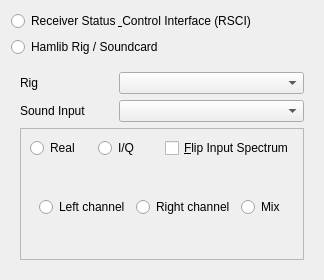
Before: the Qt Designer form dream/src/GUI-QT/receiverinputwidget.ui in mmjee/dream-patched, drawn with Qt 5.
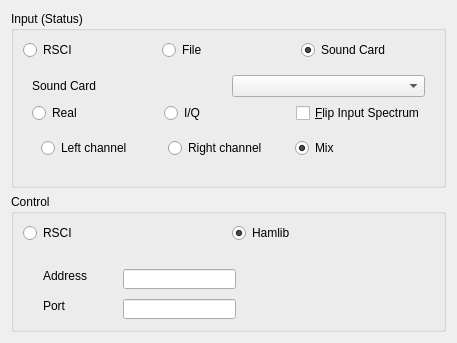
After: the same form once the commit is applied. The open tabs and pages were chosen to show the change.

What changed in the file:
```diff
--- a/dream/src/GUI-QT/receiverinputwidget.ui
+++ b/dream/src/GUI-QT/receiverinputwidget.ui
@@ -1,243 +1,262 @@
 <ui version="4.0" >
  <class>ReceiverInputWidget</class>
- <widget class="QWidget" name="ReceiverInputWidget" >
-  <property name="geometry" >
+ <widget class="QWidget" name="ReceiverInputWidget">
+  <property name="geometry">
    <rect>
     <x>0</x>
     <y>0</y>
-    <width>297</width>
-    <height>273</height>
+    <width>457</width>
+    <height>343</height>
    </rect>
   </property>
-  <property name="windowTitle" >
+  <property name="windowTitle">
    <string>Form</string>
   </property>
-  <layout class="QGridLayout" name="gridLayout_3" >
-   <item row="0" column="0" >
-    <widget class="QRadioButton" name="radioButtonRSCI" >
-     <property name="text" >
-      <string>Receiver Status &amp; Control Interface (RSCI)</string>
+  <layout class="QGridLayout" name="gridLayout_3">
+   <item row="0" column="0">
+    <widget class="QGroupBox" name="groupBox">
+     <property name="title">
+      <string>Input (Status)</string>
      </property>
-    </widget>
-   </item>
-   <item row="1" column="0" >
-    <widget class="QRadioButton" name="radioButtonLocal" >
-     <property name="text" >
-      <string>Hamlib Rig / Soundcard</string>
-     </property>
-    </widget>
-   </item>
-   <item row="2" column="0" >
-    <widget class="QStackedWidget" name="stackedWidgetLR" >
-     <property name="currentIndex" >
-      <number>1</number>
-     </property>
-     <widget class="QWidget" name="rsci" >
-      <layout class="QGridLayout" name="gridLayout_2" >
-       <item row="0" column="0" >
-        <widget class="QGroupBox" name="groupBoxStatus" >
-         <property name="title" >
-          <string>Status</string>
-         </property>
-         <layout class="QFormLayout" name="formLayout_2" >
-          <item row="0" column="0" >
-           <widget class="QLabel" name="labelgroup" >
-            <property name="text" >
-             <string>Multicast Group</string>
-            </property>
-            <property name="buddy" >
-             <cstring>lineEditGroup</cstring>
-            </property>
-           </widget>
+     <layout class="QGridLayout" name="gridLayout_2">
+      <item row="0" column="0">
+       <layout class="QHBoxLayout" name="horizontalLayout_8">
+        <item>
+         <widget class="QRadioButton" name="radioButtonRSCI">
+          <property name="text">
+           <string>RSCI</string>
+          </property>
+         </widget>
+        </item>
+        <item>
+         <widget class="QRadioButton" name="radioButtonFile">
+          <property name="text">
+           <string>File</string>
+          </property>
+         </widget>
+        </item>
+        <item>
+         <widget class="QRadioButton" name="radioButtonSoundCard">
+          <property name="text">
+           <string>Sound Card</string>
+          </property>
+          <property name="checked">
+           <bool>true</bool>
+          </property>
+         </widget>
+        </item>
+       </layout>
+      </item>
+      <item row="1" column="0">
+       <widget class="QStackedWidget" name="stackedWidgetStatus">
+        <property name="currentIndex">
+         <number>0</number>
+        </property>
+        <widget class="QWidget" name="pageSound">
+         <layout class="QGridLayout" name="gridLayout_9">
+          <item row="0" column="0">
+           <layout class="QHBoxLayout" name="horizontalLayout_6">
+            <item>
+             <widget class="QLabel" name="label_4">
+              <property name="text">
+               <string>Sound Card</string>
+              </property>
+             </widget>
+            </item>
+            <item>
+             <widget class="QComboBox" name="comboBoxSoundCard"/>
+            </item>
+           </layout>
           </item>
-          <item row="0" column="1" >
-           <widget class="QLineEdit" name="lineEditGroup" />
+          <item row="1" column="0">
+           <layout class="QHBoxLayout" name="horizontalLayout_5">
+            <item>
+             <widget class="QRadioButton" name="radioButtonRealCard">
+              <property name="text">
+               <string>Real</string>
+              </property>
+             </widget>
+            </item>
+            <item>
+             <widget class="QRadioButton" name="radioButtonIQCard">
+              <property name="text">
+               <string>I/Q</string>
+              </property>
+             </widget>
+            </item>
+            <item>
+             <widget class="QCheckBox" name="CheckBoxFlipSpecCard">
+              <property name="text">
+               <string>&amp;Flip Input Spectrum</string>
+              </property>
+             </widget>
+            </item>
+           </layout>
           </item>
-          <item row="1" column="0" >
-           <widget class="QLabel" name="labelsport" >
-            <property name="text" >
-             <string>Port</string>
-            </property>
-            <property name="buddy" >
-             <cstring>lineEditsport</cstring>
-            </property>
-           </widget>
+          <item row="2" column="0">
+           <layout class="QHBoxLayout" name="horizontalLayout_7"/>
           </item>
-          <item row="1" column="1" >
-           <widget class="QLineEdit" name="lineEditsport" />
-          </item>
-         </layout>
-        </widget>
-       </item>
-       <item row="1" column="0" >
-        <widget class="QGroupBox" name="groupBoxControl" >
-         <property name="title" >
-          <string>Control</string>
-         </property>
-         <layout class="QFormLayout" name="formLayout_3" >
-          <item row="0" column="0" >
-           <widget class="QLabel" name="labelHost" >
-            <property name="text" >
-             <string>Host</string>
+          <item row="3" column="0">
+           <widget class="QStackedWidget" name="stackedWidgetCard">
+            <property name="currentIndex">
+             <number>0</number>
             </property>
-            <property name="buddy" >
-             <cstring>lineEditHost</cstring>
-            </property>
+            <widget class="QWidget" name="pagereal">
+             <layout class="QGridLayout" name="gridLayout_7">
+              <item row="0" column="0">
+               <widget class="QRadioButton" name="radioButtonLeftCard">
+                <property name="text">
+                 <string>Left channel</string>
+                </property>
+               </widget>
+              </item>
+              <item row="0" column="1">
+               <widget class="QRadioButton" name="radioButtonRightCard">
+                <property name="text">
+                 <string>Right channel</string>
+                </property>
+               </widget>
+              </item>
+              <item row="0" column="2">
+               <widget class="QRadioButton" name="radioButtonMixCard">
+                <property name="text">
+                 <string>Mix</string>
+                </property>
+                <property name="checked">
+                 <bool>true</bool>
+                </property>
+               </widget>
+              </item>
+             </layout>
+            </widget>
+            <widget class="QWidget" name="pageiq">
+             <layout class="QGridLayout" name="gridLayout_8">
+              <item row="0" column="0">
+               <widget class="QRadioButton" name="radioButtonIQPosCard">
+                <property name="text">
+                 <string>Positive</string>
+                </property>
+               </widget>
+              </item>
+              <item row="0" column="1">
+               <widget class="QRadioButton" name="radioButtonIQNegCard">
+                <property name="text">
+                 <string>Negative</string>
+                </property>
+               </widget>
+              </item>
+              <item row="0" column="2">
+               <widget class="QCheckBox" name="checkBoxzifCard">
+                <property name="text">
+                 <string>Zero I/F</string>
+                </property>
+               </widget>
+              </item>
+             </layout>
+            </widget>
            </widget>
           </item>
-          <item row="0" column="1" >
-           <widget class="QLineEdit" name="lineEditHost" />
-          </item>
-          <item row="1" column="0" >
-           <widget class="QLabel" name="labelcport" >
-            <property name="text" >
-             <string>Port</string>
-            </property>
-            <property name="buddy" >
-             <cstring>lineEditcport</cstring>
-            </property>
-           </widget>
-          </item>
-          <item row="1" column="1" >
-           <widget class="QLineEdit" name="lineEditcport" />
-          </item>
          </layout>
         </widget>
-       </item>
-      </layout>
-     </widget>
-     <widget class="QWidget" name="hamlib_sound" >
-      <layout class="QGridLayout" name="gridLayout_5" >
-       <item row="0" column="0" >
-        <widget class="QLabel" name="labelRig" >
-         <property name="sizePolicy" >
-          <sizepolicy vsizetype="Preferred" hsizetype="Preferred" >
-           <horstretch>0</horstretch>
-           <verstretch>0</verstretch>
-          </sizepolicy>
-         </property>
-         <property name="text" >
-          <string>Rig</string>
-         </property>
-         <property name="buddy" >
-          <cstring>comboBoxRig</cstring>
-         </property>
-        </widget>
-       </item>
-       <item row="0" column="1" colspan="2" >
-        <widget class="QComboBox" name="comboBoxRig" >
-         <property name="sizePolicy" >
-          <sizepolicy vsizetype="Fixed" hsizetype="MinimumExpanding" >
-           <horstretch>0</horstretch>
-           <verstretch>0</verstretch>
-          </sizepolicy>
-         </property>
-        </widget>
-       </item>
-       <item row="1" column="0" >
-        <widget class="QLabel" name="labelSound" >
-         <property name="sizePolicy" >
-          <sizepolicy vsizetype="Preferred" hsizetype="Preferred" >
-           <horstretch>0</horstretch>
-           <verstretch>0</verstretch>
-          </sizepolicy>
-         </property>
-         <property name="text" >
-          <string>Sound Input</string>
-         </property>
-         <property name="buddy" >
-          <cstring>comboBoxSound</cstring>
-         </property>
-        </widget>
-       </item>
-       <item row="1" column="1" colspan="2" >
-        <widget class="QComboBox" name="comboBoxSound" />
-       </item>
-       <item row="2" column="0" colspan="3" >
-        <widget class="QFrame" name="soundInputFrame" >
-         <property name="minimumSize" >
-          <size>
-           <width>0</width>
-           <height>0</height>
-          </size>
-         </property>
-         <property name="frameShape" >
-          <enum>QFrame::StyledPanel</enum>
-         </property>
-         <property name="frameShadow" >
-          <enum>QFrame::Raised</enum>
-         </property>
-         <layout class="QGridLayout" name="gridLayout_6" >
-          <item row="0" column="0" >
-           <widget class="QRadioButton" name="radioButtonReal" >
-            <property name="text" >
-             <string>Real</string>
-            </property>
-           </widget>
+        <widget class="QWidget" name="pageFile">
+         <layout class="QGridLayout" name="gridLayout_6">
+          <item row="0" column="0">
+           <layout class="QHBoxLayout" name="horizontalLayout_3">
+            <item>
+             <widget class="QLabel" name="label_5">
+              <property name="text">
+               <string>File</string>
+              </property>
+             </widget>
+            </item>
+            <item>
+             <widget class="QLineEdit" name="lineEditFile"/>
+            </item>
+           </layout>
           </item>
-          <item row="0" column="1" >
-           <widget class="QRadioButton" name="radioButtonIQ" >
-            <property name="text" >
-             <string>I/Q</string>
-            </property>
-           </widget>
+          <item row="1" column="0">
+           <layout class="QHBoxLayout" name="horizontalLayout_2">
+            <item>
+             <widget class="QRadioButton" name="radioButtonIQFile">
+              <property name="text">
+               <string>I/Q</string>
+              </property>
+             </widget>
+            </item>
+            <item>
+             <widget class="QRadioButton" name="radioButtonRealFile">
+              <property name="text">
+               <string>Real</string>
+              </property>
+              <property name="checked">
+               <bool>true</bool>
+              </property>
+             </widget>
+            </item>
+            <item>
+             <widget class="QCheckBox" name="CheckBoxFlipSpecFile">
+              <property name="text">
+               <string>&amp;Flip Input Spectrum</string>
+              </property>
+             </widget>
+            </item>
+           </layout>
           </item>
-          <item row="0" column="2" >
-           <widget class="QCheckBox" name="CheckBoxFlipSpec" >
-            <property name="text" >
-             <string>&amp;Flip Input Spectrum</string>
+          <item row="2" column="0">
+           <widget class="QStackedWidget" name="stackedWidgetFile">
+            <property name="currentIndex">
+             <number>0</number>
             </property>
-           </widget>
-          </item>
-          <item row="1" column="0" colspan="3" >
-           <widget class="QStackedWidget" name="stackedWidgetip" >
-            <property name="currentIndex" >
-             <number>1</number>
-            </property>
-            <widget class="QWidget" name="pagereal" >
-             <layout class="QGridLayout" name="gridLayout" >
-              <item row="0" column="0" >
-               <widget class="QRadioButton" name="radioButtonLeft" >
-                <property name="text" >
+            <widget class="QWidget" name="pagerealFile">
+             <layout class="QGridLayout" name="gridLayout_10">
+              <item row="0" column="0">
+               <widget class="QRadioButton" name="radioButtonLeftFile">
+                <property name="text">
                  <string>Left channel</string>
                 </property>
                </widget>
               </item>
-              <item row="0" column="1" >
-               <widget class="QRadioButton" name="radioButtonRight" >
-                <property name="text" >
+              <item row="0" column="1">
+               <widget class="QRadioButton" name="radioButtonRightFile">
+                <property name="text">
                  <string>Right channel</string>
                 </property>
                </widget>
               </item>
-              <item row="0" column="2" >
-               <widget class="QRadioButton" name="radioButtonMix" >
-                <property name="text" >
+              <item row="0" column="2">
+               <widget class="QRadioButton" name="radioButtonMixFile">
+                <property name="text">
                  <string>Mix</string>
                 </property>
+                <property name="checked">
+                 <bool>true</bool>
+                </property>
                </widget>
               </item>
              </layout>
             </widget>
-            <widget class="QWidget" name="pageiq" >
-             <layout class="QGridLayout" name="gridLayout_4" >
-              <item row="0" column="0" >
-               <widget class="QRadioButton" name="radioButtonIQPos" >
-                <property name="text" >
+            <widget class="QWidget" name="pageiqFile">
+             <layout class="QGridLayout" name="gridLayout_11">
+              <item row="0" column="0">
+               <widget class="QRadioButton" name="radioButtonIQPosFile">
+                <property name="text">
                  <string>Positive</string>
                 </property>
+                <property name="checked">
+                 <bool>true</bool>
+                </property>
                </widget>
               </item>
-              <item row="0" column="1" >
-               <widget class="QRadioButton" name="radioButtonIQNeg" >
-                <property name="text" >
+              <item row="0" column="1">
+               <widget class="QRadioButton" name="radioButtonIQNegFile">
+                <property name="text">
                  <string>Negative</string>
                 </property>
                </widget>
               </item>
-              <item row="0" column="2" >
-               <widget class="QCheckBox" name="checkBoxzif" >
-                <property name="text" >
+              <item row="0" column="2">
+               <widget class="QCheckBox" name="checkBoxzifFile">
+                <property name="text">
                  <string>Zero I/F</string>
                 </property>
                </widget>
@@ -248,9 +267,170 @@
           </item>
          </layout>
         </widget>
-       </item>
-      </layout>
-     </widget>
+        <widget class="QWidget" name="pageRSCIStatus">
+         <layout class="QGridLayout" name="gridLayout_5">
+          <item row="0" column="0">
+           <widget class="QRadioButton" name="radioButton">
+            <property name="text">
+             <string>UDP</string>
+            </property>
+            <property name="checked">
+             <bool>true</bool>
+            </property>
+           </widget>
+          </item>
+          <item row="0" column="1" rowspan="2">
+           <layout class="QGridLayout" name="gridLayout_4">
+            <item row="0" column="0">
+             <widget class="QLabel" name="label_7">
+              <property name="text">
+               <string>Address</string>
+              </property>
+             </widget>
+            </item>
+            <item row="0" column="1">
+             <widget class="QLineEdit" name="lineEditStatusAddress"/>
+            </item>
+            <item row="1" column="0">
+             <widget class="QLabel" name="label_6">
+              <property name="text">
+               <string>Port</string>
+              </property>
+             </widget>
+            </item>
+            <item row="1" column="1">
+             <widget class="QLineEdit" name="lineEditStatusPort"/>
+            </item>
+           </layout>
+          </item>
+          <item row="1" column="0">
+           <widget class="QRadioButton" name="radioButton_2">
+            <property name="text">
+             <string>TCP</string>
+            </property>
+           </widget>
+          </item>
+          <item row="2" column="0">
+           <widget class="QRadioButton" name="radioButton_3">
+            <property name="text">
+             <string>HTTP</string>
+            </property>
+           </widget>
+          </item>
+         </layout>
+        </widget>
+       </widget>
+      </item>
+     </layout>
+    </widget>
+   </item>
+   <item row="1" column="0">
+    <widget class="QGroupBox" name="groupBox_2">
+     <property name="title">
+      <string>Control</string>
+     </property>
+     <layout class="QGridLayout" name="gridLayout">
+      <item row="0" column="0">
+       <layout class="QHBoxLayout" name="horizontalLayout_9">
+        <item>
+         <widget class="QRadioButton" name="radioButtonRSCIControl">
+          <property name="text">
+           <string>RSCI</string>
+          </property>
+         </widget>
+        </item>
+        <item>
+         <widget class="QRadioButton" name="radioButtonHamlib">
+          <property name="text">
+           <string>Hamlib</string>
+          </property>
+          <property name="checked">
+           <bool>true</bool>
+          </property>
+         </widget>
+        </item>
+       </layout>
+      </item>
+      <item row="1" column="0">
+       <widget class="QStackedWidget" name="stackedWidgetControl">
+        <property name="currentIndex">
+         <number>0</number>
+        </property>
+        <widget class="QWidget" name="pageHamlib">
+         <widget class="QWidget" name="layoutWidget">
+          <property name="geometry">
+           <rect>
+            <x>10</x>
+            <y>30</y>
+            <width>97</width>
+            <height>22</height>
+           </rect>
+          </property>
+          <layout class="QHBoxLayout" name="horizontalLayout">
+           <item>
+            <widget class="QLabel" name="label">
+             <property name="text">
+              <string>Rig</string>
+             </property>
+            </widget>
+           </item>
+           <item>
+            <widget class="QComboBox" name="comboBoxRig"/>
+           </item>
+          </layout>
+         </widget>
+        </widget>
+        <widget class="QWidget" name="pageRSCIControl">
+         <widget class="QLabel" name="label_2">
+          <property name="geometry">
+           <rect>
+            <x>20</x>
+            <y>20</y>
+            <width>46</width>
+            <height>14</height>
+           </rect>
+          </property>
+          <property name="text">
+           <string>Address</string>
+          </property>
+         </widget>
+         <widget class="QLabel" name="label_3">
+          <property name="geometry">
+           <rect>
+            <x>20</x>
+            <y>50</y>
+            <width>46</width>
+            <height>14</height>
+           </rect>
+          </property>
+          <property name="text">
+           <string>Port</string>
+          </property>
+         </widget>
+         <widget class="QLineEdit" name="lineEditControlAddress">
+          <property name="geometry">
+           <rect>
+            <x>100</x>
+            <y>20</y>
+            <width>113</width>
+            <height>20</height>
+           </rect>
+          </property>
+         </widget>
+         <widget class="QLineEdit" name="lineEditControlPort">
+          <property name="geometry">
+           <rect>
+            <x>100</x>
+            <y>50</y>
+            <width>113</width>
+            <height>20</height>
+           </rect>
+          </property>
+         </widget>
+        </widget>
+       </widget>
+      </item>
+     </layout>
     </widget>
    </item>
   </layout>
```
Left out of the diff: 3 changed lines with no effect on the pictures.
